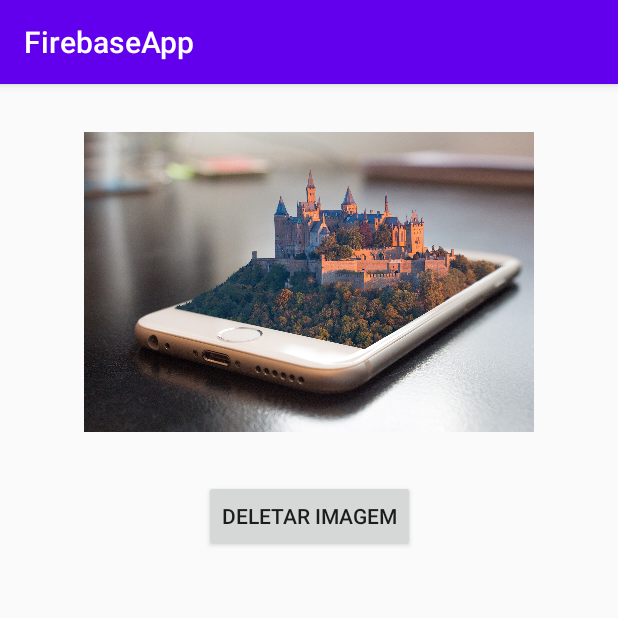
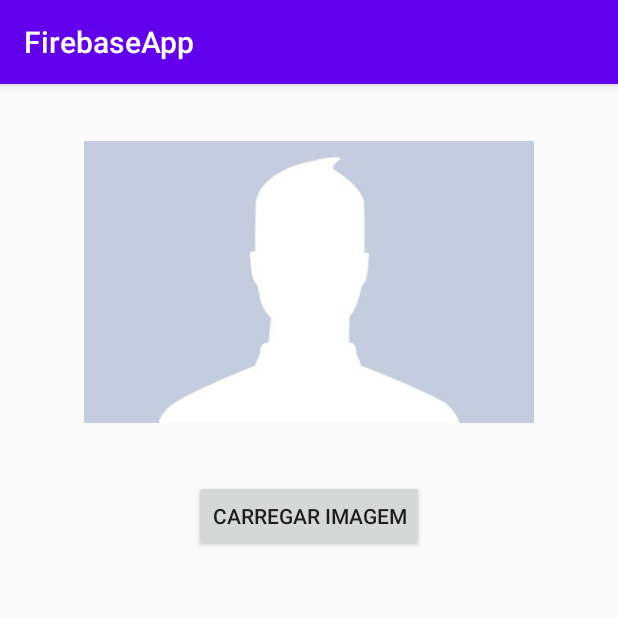
Before and after one commit to leandro-gft/FirebaseApp, an Android app: the screen it shows after launch (MainActivity), on a phone screen of 412 x 824 dp, the top half of it. Run offline under Robolectric (Android 15) with nearby library versions, the phone set to English and light mode, and no system bars; our stand-ins replace Firebase (no records; nobody signed in at launch, a user with empty details on screens opened directly).

Commit message:
Carregando a imagem do Storage

```diff
--- a/app/build.gradle
+++ b/app/build.gradle
@@ -37,4 +37,8 @@ dependencies {
     implementation 'com.google.firebase:firebase-database:18.0.0'
     implementation 'com.google.firebase:firebase-auth:18.0.0'
     implementation 'com.google.firebase:firebase-storage:18.0.0'
+    implementation 'com.firebaseui:firebase-ui-storage:4.3.1'
+    implementation 'com.github.bumptech.glide:glide:4.11.0'
+    annotationProcessor 'com.github.bumptech.glide:compiler:4.11.0'
+
 }
--- a/app/src/main/res/layout/activity_main.xml
+++ b/app/src/main/res/layout/activity_main.xml
@@ -14,14 +14,14 @@
         app:layout_constraintEnd_toEndOf="parent"
         app:layout_constraintStart_toStartOf="parent"
         app:layout_constraintTop_toTopOf="parent"
-        app:srcCompat="@drawable/celular" />
+        app:srcCompat="@drawable/padrao" />
 
     <Button
         android:id="@+id/button"
         android:layout_width="wrap_content"
         android:layout_height="wrap_content"
         android:layout_marginTop="32dp"
-        android:text="DELETAR IMAGEM"
+        android:text="CARREGAR IMAGEM"
         app:layout_constraintEnd_toEndOf="parent"
         app:layout_constraintStart_toStartOf="parent"
         app:layout_constraintTop_toBottomOf="@+id/imageView" />
```
Also changed, not shown: app/src/main/java/br/com/gft/firebaseapp/MyAppGlideModule.java (added, +24 -0 lines), app/src/main/java/br/com/gft/firebaseapp/activity/MainActivity.java (+16 -12 lines).
